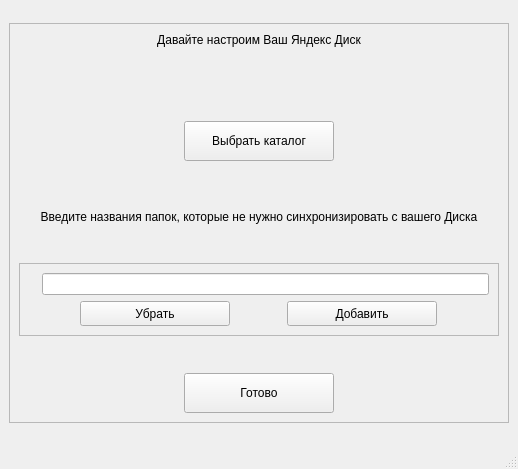
Qt form form/setup_2_form.ui (sund3RRR/yadisk-gui) before a commit.
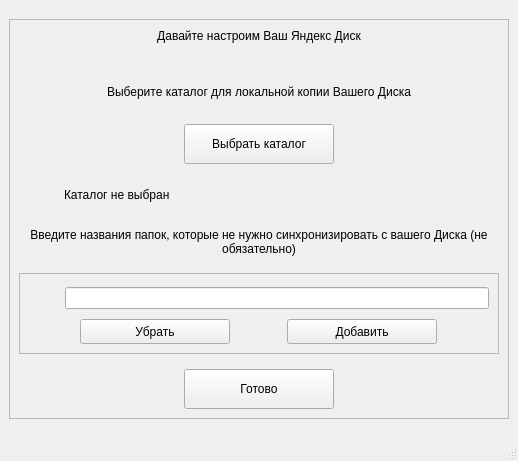
The same form after that commit. Icons and pictures are not drawn.

Commit message: Finish setup window

The edit to the form file:
```diff
--- a/form/setup_2_form.ui
+++ b/form/setup_2_form.ui
@@ -7,7 +7,7 @@
     <x>0</x>
     <y>0</y>
     <width>518</width>
-    <height>469</height>
+    <height>461</height>
    </rect>
   </property>
   <property name="windowTitle">
@@ -52,6 +52,13 @@
          </property>
         </widget>
        </item>
+       <item>
+        <widget class="QLabel" name="label_3">
+         <property name="text">
+          <string>&lt;html&gt;&lt;head/&gt;&lt;body&gt;&lt;p align=&quot;center&quot;&gt;Выберите каталог для локальной копии Вашего Диска&lt;/p&gt;&lt;/body&gt;&lt;/html&gt;</string>
+         </property>
+        </widget>
+       </item>
        <item alignment="Qt::AlignHCenter|Qt::AlignVCenter">
         <widget class="QPushButton" name="dir_select_button">
          <property name="sizePolicy">
@@ -77,10 +84,46 @@
          </property>
         </widget>
        </item>
+       <item>
+        <layout class="QHBoxLayout" name="horizontalLayout_2">
+         <item>
+          <widget class="QLabel" name="label">
+           <property name="minimumSize">
+            <size>
+             <width>30</width>
+             <height>30</height>
+            </size>
+           </property>
+           <property name="maximumSize">
+            <size>
+             <width>30</width>
+             <height>30</height>
+            </size>
+           </property>
+           <property name="text">
+            <string/>
+           </property>
+           <property name="pixmap">
+            <pixmap>../src/folder.svg</pixmap>
+           </property>
+           <property name="scaledContents">
+            <bool>true</bool>
+           </property>
+          </widget>
+         </item>
+         <item>
+          <widget class="QLabel" name="dir_label">
+           <property name="text">
+            <string>Каталог не выбран</string>
+           </property>
+          </widget>
+         </item>
+        </layout>
+       </item>
        <item>
         <widget class="QLabel" name="dir_sync_label">
          <property name="text">
-          <string>&lt;html&gt;&lt;head/&gt;&lt;body&gt;&lt;p align=&quot;center&quot;&gt;Введите названия папок, которые не нужно синхронизировать с вашего Диска&lt;/p&gt;&lt;/body&gt;&lt;/html&gt;</string>
+          <string>&lt;html&gt;&lt;head/&gt;&lt;body&gt;&lt;p align=&quot;center&quot;&gt;Введите названия папок, которые не нужно синхронизировать с вашего Диска (не обязательно)&lt;/p&gt;&lt;/body&gt;&lt;/html&gt;</string>
          </property>
          <property name="wordWrap">
           <bool>true</bool>
@@ -98,6 +141,9 @@
          <layout class="QVBoxLayout" name="verticalLayout_3">
           <item>
            <layout class="QGridLayout" name="add_folder_layout">
+            <property name="sizeConstraint">
+             <enum>QLayout::SetFixedSize</enum>
+            </property>
             <property name="topMargin">
              <number>0</number>
             </property>
@@ -106,11 +152,11 @@
             </item>
             <item row="0" column="0">
              <widget class="QLabel" name="folder_icon">
-              <property name="sizePolicy">
-               <sizepolicy hsizetype="Fixed" vsizetype="Fixed">
-                <horstretch>0</horstretch>
-                <verstretch>0</verstretch>
-               </sizepolicy>
+              <property name="minimumSize">
+               <size>
+                <width>30</width>
+                <height>30</height>
+               </size>
               </property>
               <property name="maximumSize">
                <size>
```
The commit also changes 14 other files.
